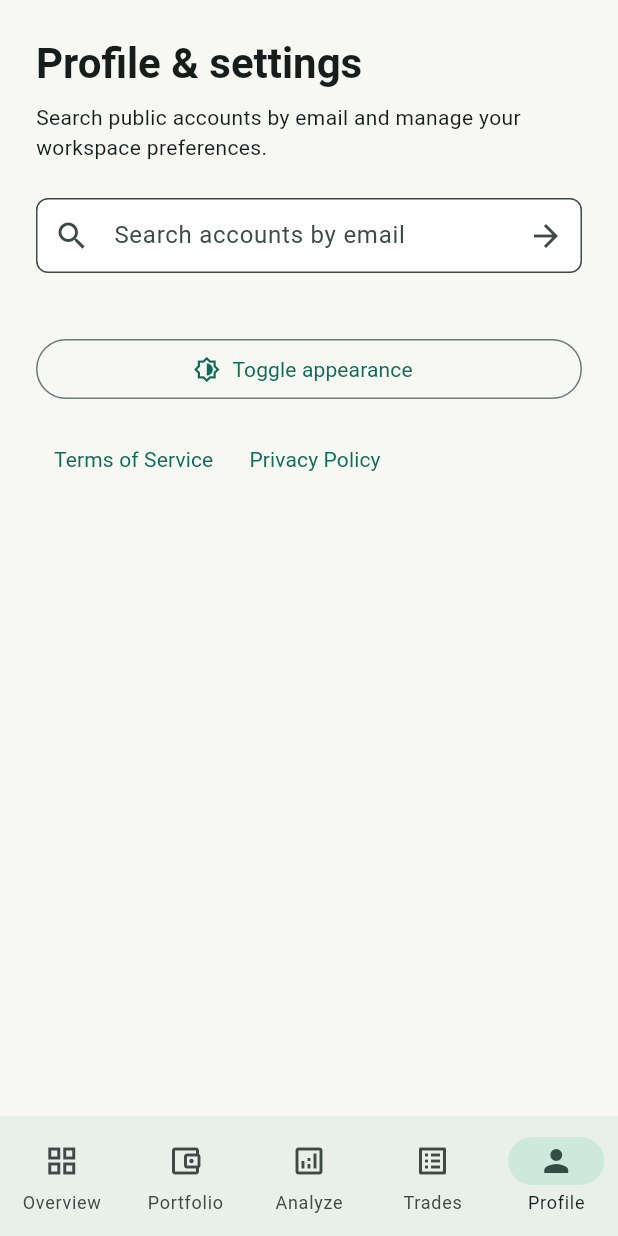
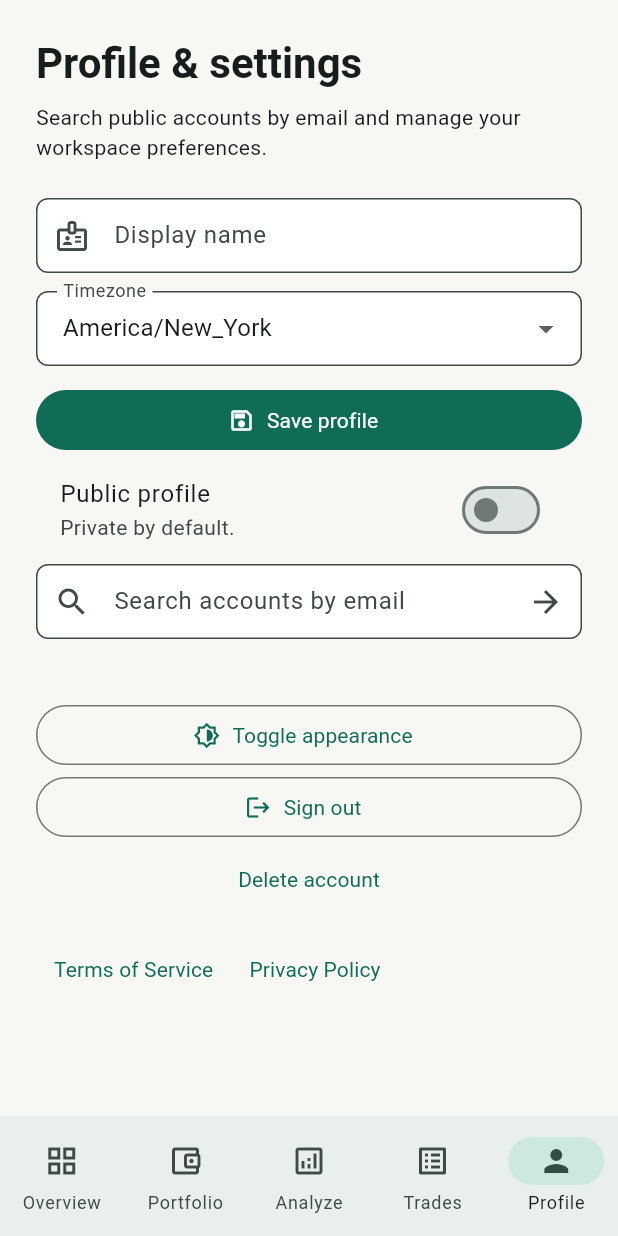
Before and after one commit to silasproff-eng/Rule-Mirror, a Flutter app: the screen it shows after launch, swiped to page 5, on a phone screen of 412 x 824 dp. Run offline on Flutter 3.47's test engine with Material 3 defaults, Android fonts, the phone set to English and light mode, and no system bars; our stand-ins replace file_picker; network calls fail.

Commit message:
Complete iOS workspace settings controls

```diff
--- a/clients/ios_flutter/lib/app.dart
+++ b/clients/ios_flutter/lib/app.dart
@@ -242,11 +242,15 @@ class _SearchTab extends StatefulWidget {
 
 class _SearchTabState extends State<_SearchTab> {
   final query = TextEditingController();
+  final name = TextEditingController();
+  String timezone = 'America/New_York';
+  bool publicProfile = false;
   Future<List<AccountProfile>>? results;
 
   @override
   void dispose() {
     query.dispose();
+    name.dispose();
     super.dispose();
   }
 
@@ -263,6 +267,49 @@ class _SearchTabState extends State<_SearchTab> {
       const Text(
           'Search public accounts by email and manage your workspace preferences.'),
       const SizedBox(height: 24),
+      TextField(
+          controller: name,
+          decoration: const InputDecoration(
+              labelText: 'Display name',
+              prefixIcon: Icon(Icons.badge_outlined))),
+      const SizedBox(height: 12),
+      DropdownButtonFormField<String>(
+          value: timezone,
+          decoration: const InputDecoration(labelText: 'Timezone'),
+          items: const [
+            DropdownMenuItem(
+                value: 'America/New_York', child: Text('America/New_York')),
+            DropdownMenuItem(
+                value: 'America/Chicago', child: Text('America/Chicago')),
+            DropdownMenuItem(
+                value: 'America/Los_Angeles',
+                child: Text('America/Los_Angeles')),
+            DropdownMenuItem(value: 'UTC', child: Text('UTC'))
+          ],
+          onChanged: (value) {
+            if (value != null) setState(() => timezone = value);
+          }),
+      const SizedBox(height: 12),
+      FilledButton.icon(
+          onPressed: () async {
+            await widget.gateway.updateProfile(name.text.trim());
+            if (mounted) {
+              ScaffoldMessenger.of(context).showSnackBar(
+                  const SnackBar(content: Text('Profile saved.')));
+            }
+          },
+          icon: const Icon(Icons.save_outlined),
+          label: const Text('Save profile')),
+      SwitchListTile.adaptive(
+          title: const Text('Public profile'),
+          subtitle: Text(publicProfile
+              ? 'Summary metrics are visible in account search.'
+              : 'Private by default.'),
+          value: publicProfile,
+          onChanged: (value) async {
+            await widget.gateway.setPublicProfile(value);
+            if (mounted) setState(() => publicProfile = value);
+          }),
       TextField(
           controller: query,
           textInputAction: TextInputAction.search,
@@ -302,6 +349,35 @@ class _SearchTabState extends State<_SearchTab> {
           onPressed: widget.onThemeChanged,
           icon: const Icon(Icons.brightness_6_outlined),
           label: const Text('Toggle appearance')),
+      OutlinedButton.icon(
+          onPressed: () async {
+            await widget.gateway.logout();
+            if (mounted) {
+              ScaffoldMessenger.of(context)
+                  .showSnackBar(const SnackBar(content: Text('Signed out.')));
+            }
+          },
+          icon: const Icon(Icons.logout),
+          label: const Text('Sign out')),
+      TextButton(
+          onPressed: () async {
+            final confirm = await showDialog<bool>(
+                context: context,
+                builder: (context) => AlertDialog(
+                        title: const Text('Delete account?'),
+                        content: const Text(
+                            'This removes your imports, trades, analyses, and sessions.'),
+                        actions: [
+                          TextButton(
+                              onPressed: () => Navigator.pop(context, false),
+                              child: const Text('Cancel')),
+                          FilledButton(
+                              onPressed: () => Navigator.pop(context, true),
+                              child: const Text('Delete'))
+                        ]));
+            if (confirm == true) await widget.gateway.deleteAccount();
+          },
+          child: const Text('Delete account')),
       const SizedBox(height: 12),
       Row(children: [
         TextButton(
```
Also changed, not shown: clients/ios_flutter/lib/features/analysis/analysis_gateway.dart (+17 -0 lines).
